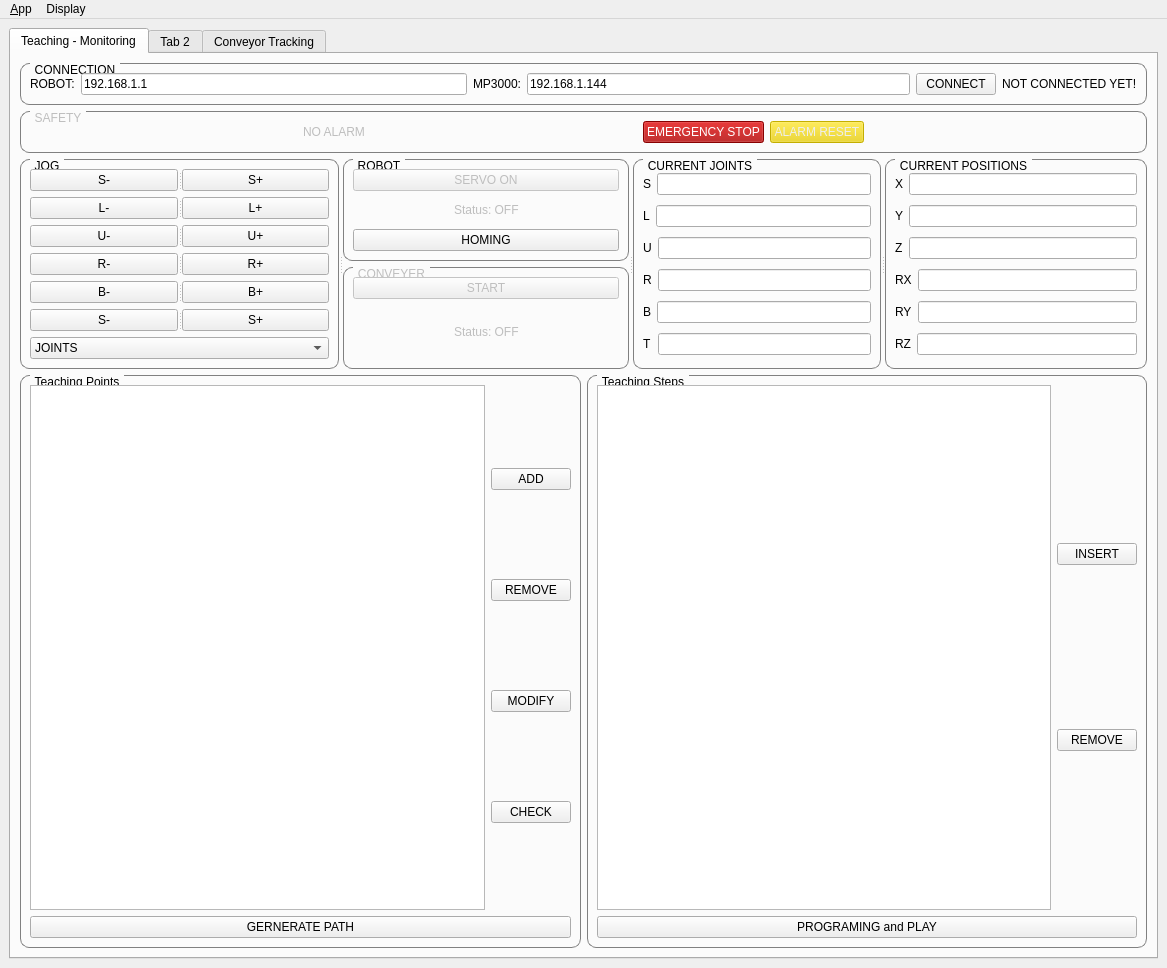
Old version of the form ui/main_window.ui in the repository tapati0127/motorosudp.
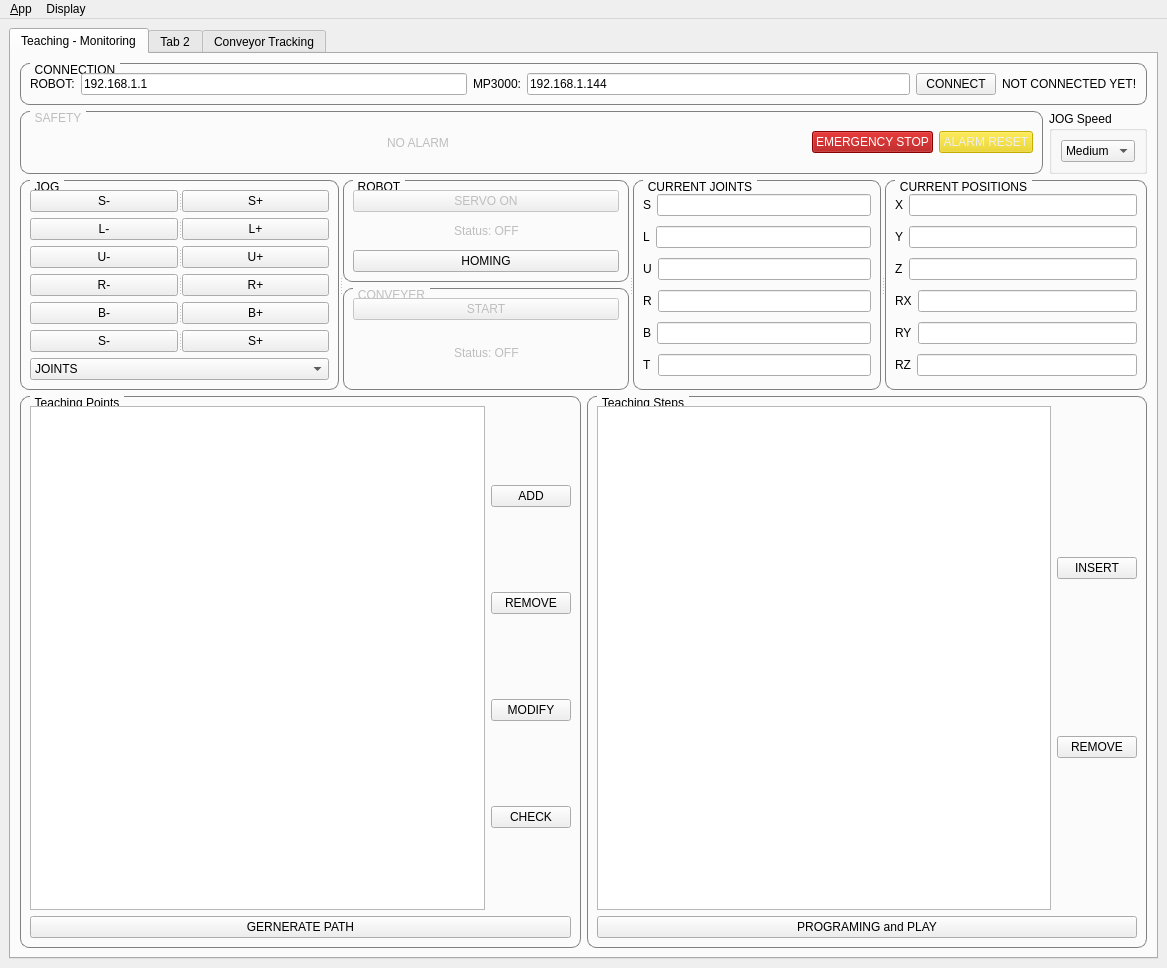
New version of the form. The open tabs and pages were chosen to show the change. Icons and pictures are not drawn.

Diff of the .ui file:
```diff
--- a/ui/main_window.ui
+++ b/ui/main_window.ui
@@ -30,7 +30,7 @@
    <property name="enabled">
     <bool>true</bool>
    </property>
-   <layout class="QHBoxLayout" name="horizontalLayout">
+   <layout class="QVBoxLayout" name="verticalLayout_6">
     <item>
      <widget class="QTabWidget" name="tabWidget">
       <property name="autoFillBackground">
@@ -43,7 +43,7 @@
        <attribute name="title">
         <string>Teaching - Monitoring</string>
        </attribute>
-       <layout class="QVBoxLayout" name="verticalLayout_6">
+       <layout class="QVBoxLayout" name="verticalLayout_22">
         <item>
          <widget class="QGroupBox" name="groupBoxUDP">
           <property name="enabled">
@@ -133,6 +133,8 @@
          </widget>
         </item>
         <item>
+         <layout class="QHBoxLayout" name="horizontalLayout_48">
+          <item>
          <widget class="QGroupBox" name="groupBoxsafety">
           <property name="enabled">
            <bool>false</bool>
@@ -212,21 +214,41 @@
              </property>
             </widget>
            </item>
+            </layout>
+           </widget>
+          </item>
            <item>
-            <spacer name="horizontalSpacer_4">
-             <property name="orientation">
-              <enum>Qt::Horizontal</enum>
-             </property>
-             <property name="sizeHint" stdset="0">
-              <size>
-               <width>121</width>
-               <height>20</height>
-              </size>
-             </property>
-            </spacer>
-           </item>
-          </layout>
-         </widget>
+           <widget class="QGroupBox" name="groupBox_5">
+            <property name="title">
+             <string>JOG Speed</string>
+            </property>
+            <layout class="QVBoxLayout" name="verticalLayout_23">
+             <item>
+              <widget class="QComboBox" name="comboBox">
+               <property name="currentIndex">
+                <number>1</number>
+               </property>
+               <item>
+                <property name="text">
+                 <string>Small</string>
+                </property>
+               </item>
+               <item>
+                <property name="text">
+                 <string>Medium</string>
+                </property>
+               </item>
+               <item>
+                <property name="text">
+                 <string>Fast</string>
+                </property>
+               </item>
+              </widget>
+             </item>
+            </layout>
+           </widget>
+          </item>
+         </layout>
         </item>
         <item>
          <widget class="QSplitter" name="splitter">
```
Left out of the diff: 2 changed lines with no effect on the pictures. Lines whose indentation alone changed are shown as unchanged.
